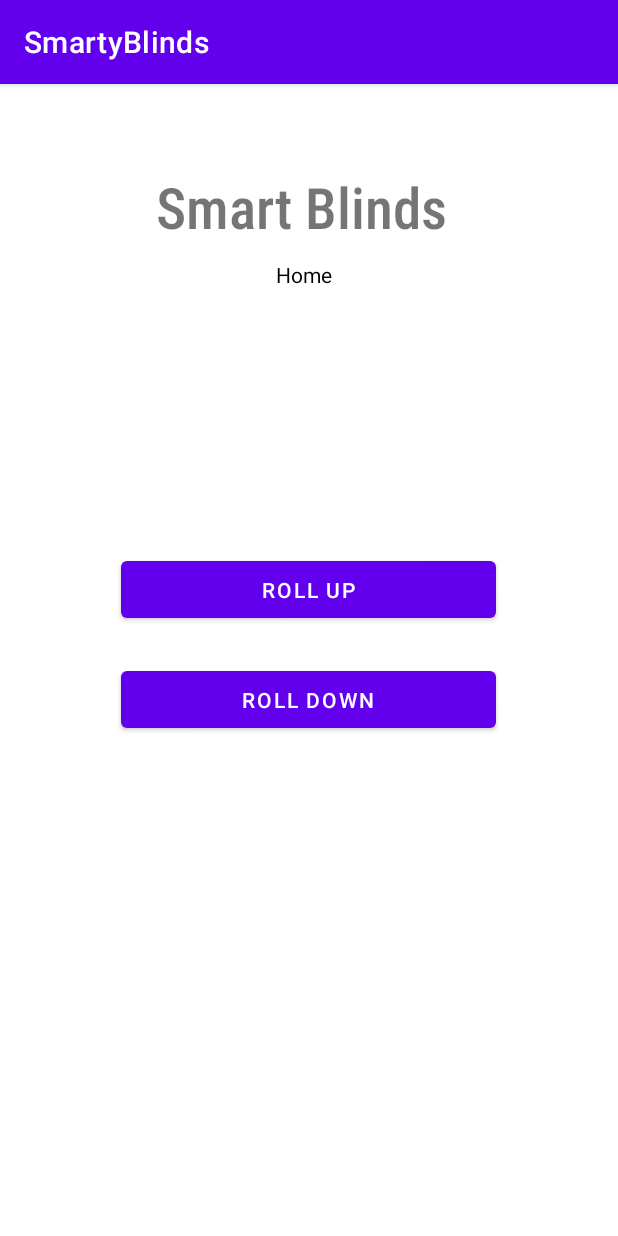
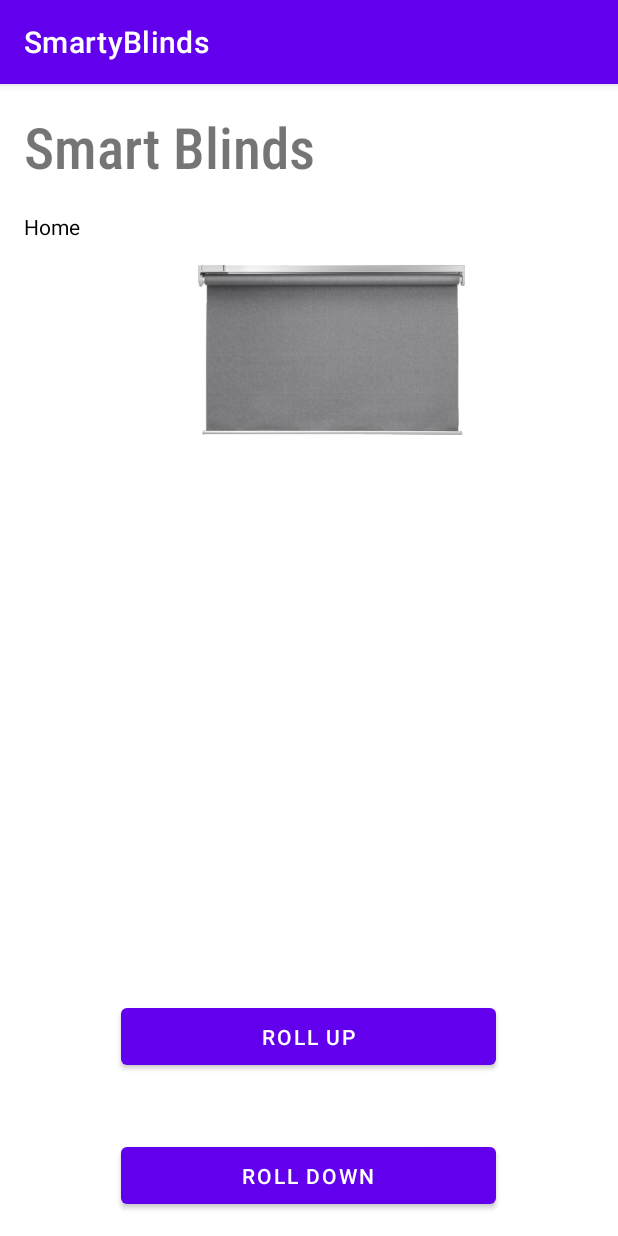
Before and after one commit to KaranvirB/Smart_Blinds, an Android app: the HomePage screen opened directly, with no data from a screen before it, on a phone screen of 412 x 824 dp. Run offline under Robolectric (Android 15) with nearby library versions, the phone set to English and light mode, and no system bars; our stand-ins replace Firebase (no records; nobody signed in at launch, a user with empty details on screens opened directly); Roboto replaces fonts that are not available here.

```diff
--- a/Smart_Blinds_App/SmartyBlinds/app/src/main/res/layout/activity_home_page.xml
+++ b/Smart_Blinds_App/SmartyBlinds/app/src/main/res/layout/activity_home_page.xml
@@ -10,8 +10,8 @@
         android:id="@+id/title3"
         android:layout_width="199dp"
         android:layout_height="49dp"
-        android:layout_marginStart="104dp"
-        android:layout_marginTop="56dp"
+        android:layout_marginStart="16dp"
+        android:layout_marginTop="16dp"
         android:fontFamily="sans-serif-condensed-medium"
         android:text="Smart Blinds"
         android:textSize="38sp"
@@ -22,8 +22,8 @@
         android:id="@+id/subtitle3"
         android:layout_width="wrap_content"
         android:layout_height="wrap_content"
-        android:layout_marginStart="184dp"
-        android:layout_marginTop="12dp"
+        android:layout_marginStart="16dp"
+        android:layout_marginTop="20dp"
         android:text="Home"
         android:textColor="#000000"
         app:layout_constraintStart_toStartOf="parent"
@@ -39,7 +39,7 @@
         app:layout_constraintHorizontal_bias="0.496"
         app:layout_constraintStart_toStartOf="parent"
         app:layout_constraintTop_toBottomOf="@+id/ON_button"
-        app:layout_constraintVertical_bias="0.066" />
+        app:layout_constraintVertical_bias="0.738" />
 
     <Button
         android:id="@+id/ON_button"
@@ -51,5 +51,16 @@
         app:layout_constraintHorizontal_bias="0.496"
         app:layout_constraintStart_toStartOf="parent"
         app:layout_constraintTop_toBottomOf="@+id/subtitle3"
-        app:layout_constraintVertical_bias="0.302" />
+        app:layout_constraintVertical_bias="0.824" />
+
+    <ImageView
+        android:id="@+id/imageView"
+        android:layout_width="186dp"
+        android:layout_height="123dp"
+        android:layout_marginStart="128dp"
+        android:layout_marginTop="116dp"
+        android:scaleType="fitXY"
+        app:layout_constraintStart_toStartOf="parent"
+        app:layout_constraintTop_toTopOf="parent"
+        app:srcCompat="@drawable/blinds" />
 </androidx.constraintlayout.widget.ConstraintLayout>
```
Also changed, not shown: Smart_Blinds_App/SmartyBlinds/app/src/main/res/drawable/blinds.png (added), 5 other files.
